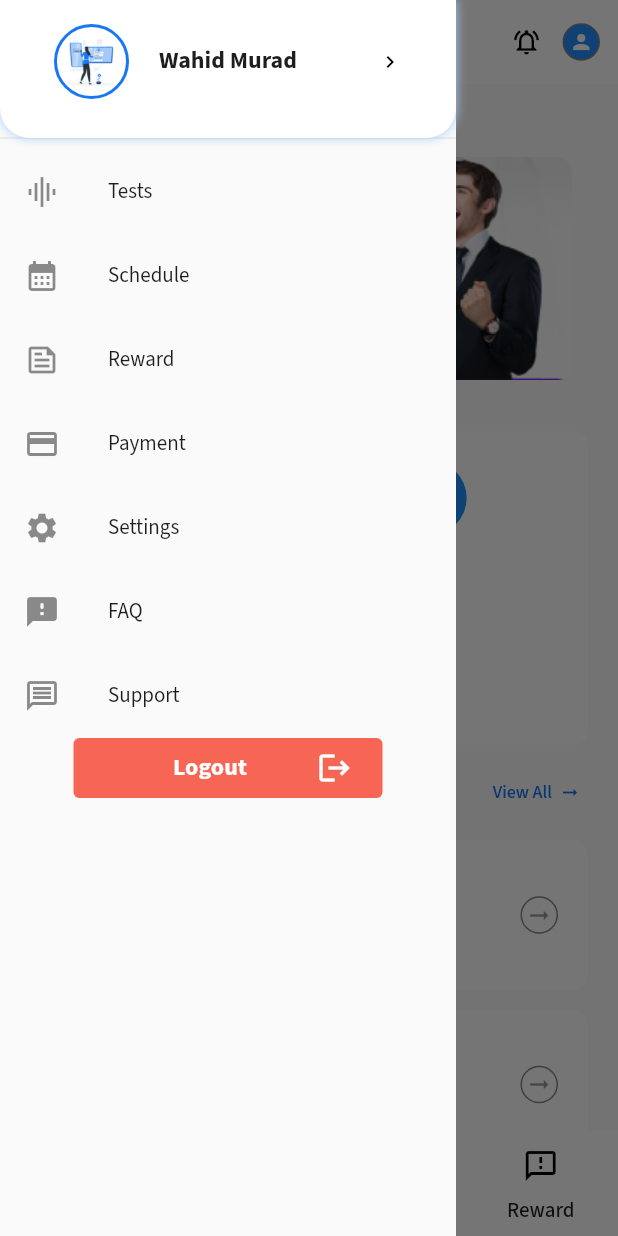
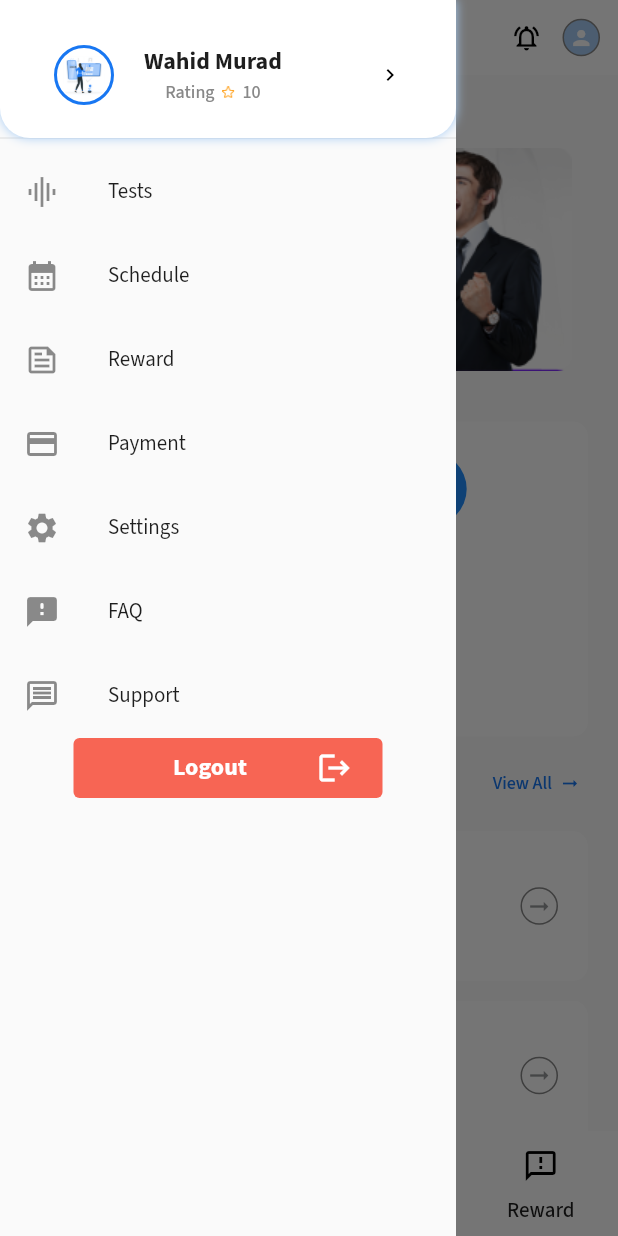
Before and after one commit to wahidmurad1/Mock-Test-App, a Flutter app: the HomeScreen screen opened by its route, with the side drawer open, on a phone screen of 412 x 824 dp. Run offline on Flutter 3.47's test engine with Material 2 defaults, Android fonts, the phone set to English and light mode, and no system bars; drawn by our look-alikes of carousel_slider; our stand-ins replace get, intl_phone_field, pin_code_fields.

Commit message:
home_screen ui modification

```diff
--- a/lib/utils/constants/colors.dart
+++ b/lib/utils/constants/colors.dart
@@ -22,3 +22,4 @@
 // const Color cRedColor = Color(0xFFFF0000);
 const Color cRedAccentColor = Color(0xFFF76554);
 const Color cBlueShade = Color(0XFFB8B1FF);
+const Color cBlueTintColor = Color(0XFFF1F6FF);
--- a/lib/utils/constants/routes.dart
+++ b/lib/utils/constants/routes.dart
@@ -1,7 +1,5 @@
 import 'package:mock_test_app/utils/constants/imports.dart';
-import 'package:mock_test_app/views/auth/login_screen.dart';
-import 'package:mock_test_app/views/auth/otp_screen.dart';
-import 'package:mock_test_app/views/homepage/home_screen.dart';
+
 
 //* info:: auth screens
 
@@ -16,7 +14,7 @@ const String krSplashScreen = '/splash-screen';
 //*Home Screen
 const String krHomeScreen = '/home-screen';
 //* info:: profile and more screens
-// const String krProfileDetails = '/profile-details';
+const String krProfile = '/profile';
 // const String krEditUserProfile = '/edit-user-profile';
 
 //*Newly Added
@@ -39,7 +37,7 @@ List<GetPage<dynamic>>? routes = [
   GetPage(name: krHomeScreen, page: () => HomeScreen(), transition: Transition.noTransition),
 
   //* info:: profile and more screens
-  // GetPage(name: krProfileDetails, page: () => ProfilePage(), transition: Transition.noTransition),
+  // GetPage(name: krProfile, page: () => ProfileScreen(), transition: Transition.noTransition),
   // GetPage(name: krEditUserProfile, page: () => EditProfile(), transition: Transition.noTransition),
   // GetPage(name: krDeleteProfileReason, page: () => DeleteProfileReason(), transition: Transition.noTransition),
   // GetPage(name: krDeleteProfile, page: () => DeleteProfile(), transition: Transition.noTransition),
--- a/lib/utils/constants/strings.dart
+++ b/lib/utils/constants/strings.dart
@@ -44,6 +44,7 @@ const String ksSupport = 'Support';
 const String ksLogOut = 'Logout';
 const String ksConfirmation = 'Conformation';
 const String ksAreYouSureYouWantToLogout = 'Are you sure you want to Logout';
+const String ksRating = 'Rating';
 
 
 //! end:: string
--- a/lib/views/homepage/home_screen.dart
+++ b/lib/views/homepage/home_screen.dart
@@ -1,9 +1,9 @@
 import 'package:mock_test_app/controllers/home_controller.dart';
 import 'package:mock_test_app/utils/constants/imports.dart';
+import 'package:mock_test_app/widgets/appbar/custom_home_screen_appbar.dart';
 import 'package:mock_test_app/widgets/common/bottom_navigation_bar.dart';
 import 'package:mock_test_app/widgets/common/common_drawer.dart';
 import 'package:mock_test_app/widgets/common/common_text_button.dart';
-import 'package:mock_test_app/widgets/common/custom_circle_rounded_icon_button.dart';
 
 class HomeScreen extends StatelessWidget {
   HomeScreen({super.key});
@@ -13,36 +13,19 @@ class HomeScreen extends StatelessWidget {
     return SafeArea(
       child: Scaffold(
         bottomNavigationBar: CustomBottomNavigationBar(),
-        appBar: AppBar(
-          iconTheme: const IconThemeData(color: cBlackColor, size: kIconSize20),
-          automaticallyImplyLeading: true,
-          backgroundColor: cWhiteColor,
-          elevation: 0,
-          actions: [
-            IconButton(
-                onPressed: () {},
-                icon: const Icon(
-                  Icons.notifications_active_outlined,
-                  color: cBlackColor,
-                  size: kIconSize20,
-                )),
-            Padding(
-              padding: const EdgeInsets.only(
-                right: k12Padding,
-              ),
-              child: CustomRoundedCircleIconButton(
-                onPress: () {},
-                icon: Icons.person,
-                containerColor: cPrimaryShadeColor,
-                size: kIconSize16,
-              ),
-            ),
-          ],
+        appBar: PreferredSize(
+          preferredSize: const Size.fromHeight(kHomeAppBarSize),
+          child: CustomHomeScreenAppBar(
+            notificationOnPressed: () {},
+            profileOnPressed: () {
+              Get.toNamed(krProfile);
+            },
+          ),
         ),
         drawer: const CustomDrawer(),
         body: Obx(() => SizedBox(
               width: width,
-              height: height - (MediaQuery.of(context).padding.top),
+              height: height - (MediaQuery.of(context).padding.top + kAppBarSize),
               child: SingleChildScrollView(
                 child: Padding(
                   padding: const EdgeInsets.only(top: k30Padding, left: k20Padding, right: k20Padding),
--- /dev/null
+++ b/lib/widgets/appbar/custom_home_screen_appbar.dart
@@ -0,0 +1,37 @@
+import 'package:mock_test_app/utils/constants/imports.dart';
+
+class CustomHomeScreenAppBar extends StatelessWidget {
+  const CustomHomeScreenAppBar({super.key, required this.notificationOnPressed, required this.profileOnPressed});
+  final VoidCallback notificationOnPressed;
+  final VoidCallback profileOnPressed;
+
+  @override
+  Widget build(BuildContext context) {
+    return AppBar(
+      iconTheme: const IconThemeData(color: cBlackColor, size: kIconSize20),
+      automaticallyImplyLeading: true,
+      backgroundColor: cWhiteColor,
+      elevation: 0,
+      actions: [
+        IconButton(
+            onPressed: notificationOnPressed,
+            icon: const Icon(
+              Icons.notifications_active_outlined,
+              color: cBlackColor,
+              size: kIconSize20,
+            )),
+        Padding(
+          padding: const EdgeInsets.only(
+            right: k12Padding,
+          ),
+          child: CustomRoundedCircleIconButton(
+            onPress: profileOnPressed,
+            icon: Icons.person,
+            containerColor: cBottomNavBarColor,
+            size: kIconSize16,
+          ),
+        ),
+      ],
+    );
+  }
+}
--- a/lib/widgets/common/common_drawer.dart
+++ b/lib/widgets/common/common_drawer.dart
@@ -29,14 +29,15 @@ class CustomDrawer extends StatelessWidget {
                 ],
               ),
               child: Column(
+                mainAxisAlignment: MainAxisAlignment.center,
                 children: [
                   Padding(
                     padding: const EdgeInsets.symmetric(horizontal: k20Padding),
                     child: Row(
                       children: [
                         Container(
-                          height: 50,
-                          width: 50,
+                          height: 40,
+                          width: 40,
                           decoration: BoxDecoration(
                               shape: BoxShape.circle,
                               border: Border.all(
@@ -46,12 +47,37 @@ class CustomDrawer extends StatelessWidget {
                           child: Image.asset(otpImage),
                         ),
                         kW20sizedBox,
+                        Column(
+                          children: [
                             Align(
                               alignment: Alignment.topCenter,
                               child: Text(
                                 'Wahid Murad',
                                 style: p16MediumTextStyle(cTextPrimaryColor),
                               ),
+                            ),
+                            Align(
+                              alignment: Alignment.topCenter,
+                              child: Row(
+                                children: [
+                                  Text(
+                                    ksRating.tr,
+                                    style: p12RegularTextStyle(cTextSecondaryColor),
+                                  ),
+                                  kW5sizedBox,
+                                  Image.asset(
+                                    starImage,
+                                    height: h8,
+                                  ),
+                                  kW5sizedBox,
+                                  Text(
+                                    '10',
+                                    style: p12RegularTextStyle(cTextSecondaryColor),
+                                  ),
+                                ],
+                              ),
+                            ),
+                          ],
                         ),
                         const Spacer(),
                         const Icon(
--- a/lib/widgets/common/common_rich_text.dart
+++ b/lib/widgets/common/common_rich_text.dart
@@ -1,7 +1,7 @@
 import 'package:mock_test_app/utils/constants/imports.dart';
 
-class CommonRichText extends StatelessWidget {
-  const CommonRichText({super.key, required this.defaultText, required this.richText, required this.defaultTextStyle, required this.richTextStyle});
+class CustomRichText extends StatelessWidget {
+  const CustomRichText({super.key, required this.defaultText, required this.richText, required this.defaultTextStyle, required this.richTextStyle});
   final String defaultText;
   final String richText;
   final TextStyle defaultTextStyle;
```
Also changed, not shown: lib/utils/constants/imports.dart (+9 -0 lines), lib/views/auth/login_screen.dart (+9 -7 lines), lib/views/auth/otp_screen.dart (+11 -11 lines). Lines whose indentation alone changed are shown as unchanged.
